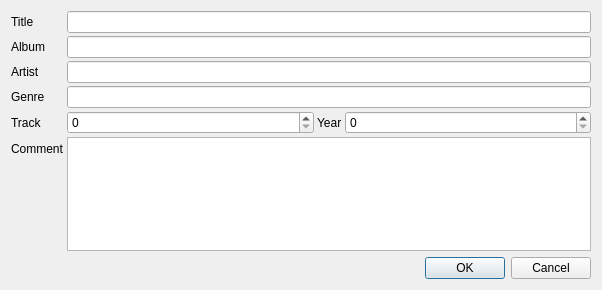
This is src/ui/edittagdialog.ui in clementine-player/Clementine as Qt 5 draws it before an edit. The edited form follows.
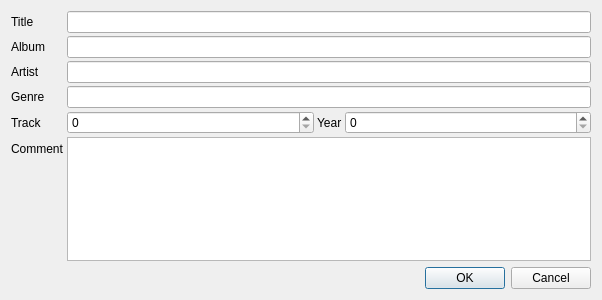
This is the edited form. Icons and pictures are not drawn. Custom widgets are drawn as their Qt base class.

Diff of the .ui file:
```diff
--- a/src/ui/edittagdialog.ui
+++ b/src/ui/edittagdialog.ui
@@ -7,7 +7,7 @@
     <x>0</x>
     <y>0</y>
     <width>602</width>
-    <height>290</height>
+    <height>300</height>
    </rect>
   </property>
   <property name="windowTitle">
```
Left out of the diff: 8 changed lines with no effect on the pictures.
